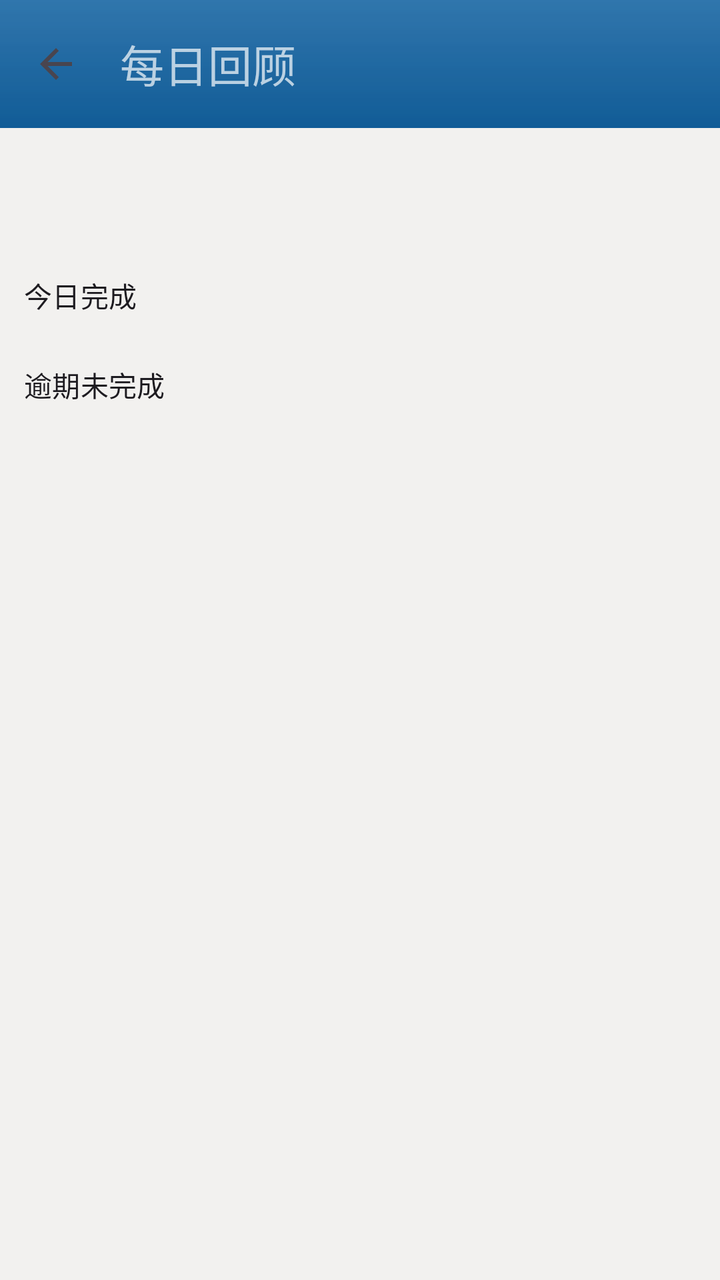
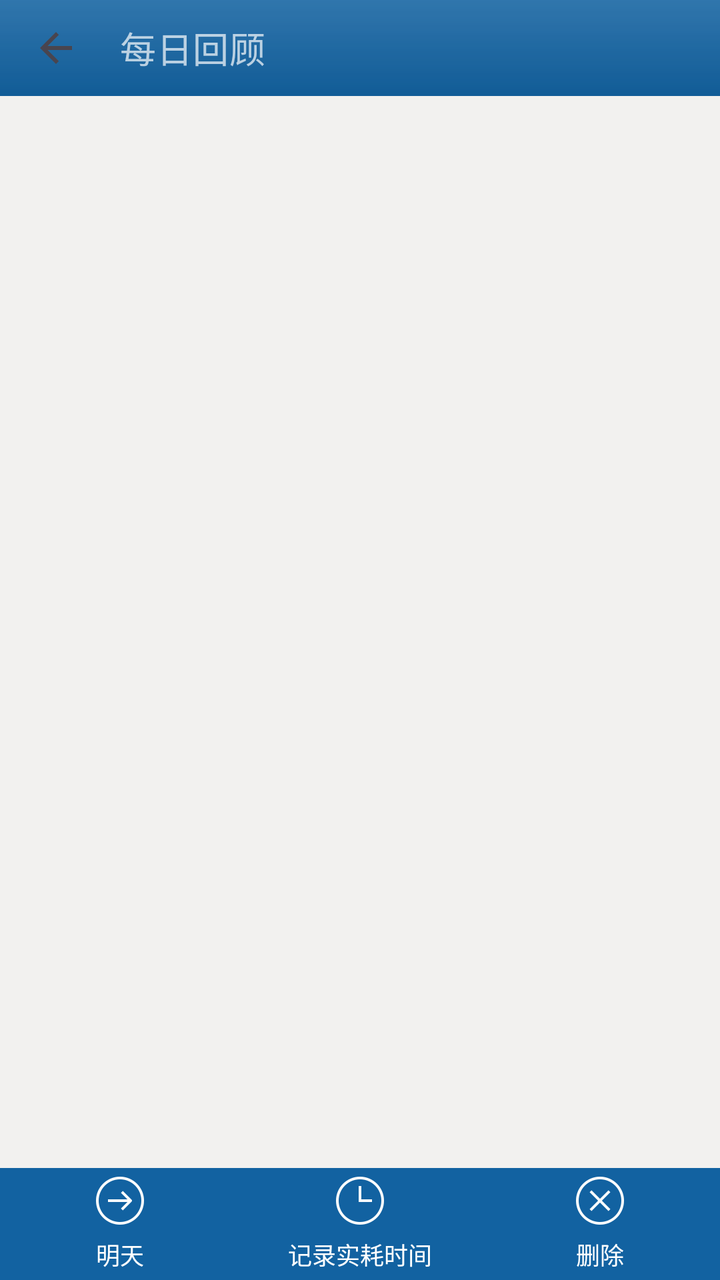

Two renders of the same Android screen: before a commit and after it. Below are the layout's source before the change and the commit's diff.
<!-- AndroidManifest.xml: application theme Theme.DoitClone -->
<!-- res/layout/activity_daily_review.xml -->
<LinearLayout
    xmlns:android="http://schemas.android.com/apk/res/android"
    xmlns:app="http://schemas.android.com/apk/res-auto"
    android:layout_width="match_parent"
    android:layout_height="match_parent"
    android:orientation="vertical">

    <com.google.android.material.appbar.MaterialToolbar
        android:id="@+id/toolbar"
        android:layout_width="match_parent"
        android:layout_height="?attr/actionBarSize"
        android:background="@drawable/actionbar_bg"
        app:navigationIcon="@drawable/ic_arrow_back"
        app:title="@string/daily_review" 
        app:titleTextColor="@color/actionbar_title_text_color"
        app:theme="@style/ToolbarMenuTheme" />

    <androidx.core.widget.NestedScrollView
        android:layout_width="match_parent"
        android:layout_height="match_parent">

        <LinearLayout
            android:layout_width="match_parent"
            android:layout_height="wrap_content"
            android:orientation="vertical">

            <LinearLayout
                android:layout_width="match_parent"
                android:layout_height="wrap_content"
                android:orientation="horizontal"
                android:padding="16dp">

                <TextView
                    android:id="@+id/stat_completed"
                    android:layout_width="0dp"
                    android:layout_weight="1"
                    android:layout_height="wrap_content"
                    android:gravity="center"
                    android:textAppearance="@style/TextAppearance.Material3.TitleLarge"
                    android:textColor="@color/primary" />

                <TextView
                    android:id="@+id/stat_overdue"
                    android:layout_width="0dp"
                    android:layout_weight="1"
                    android:layout_height="wrap_content"
                    android:gravity="center"
                    android:textAppearance="@style/TextAppearance.Material3.TitleLarge"
                    android:textColor="@color/overdue" />
            </LinearLayout>

            <TextView
                android:layout_width="match_parent"
                android:layout_height="wrap_content"
                android:background="@color/group_header_bg"
                android:padding="12dp"
                android:text="@string/daily_review_completed"
                android:textAppearance="@style/TextAppearance.Material3.TitleSmall" />

            <androidx.recyclerview.widget.RecyclerView
                android:id="@+id/list_completed"
                android:layout_width="match_parent"
                android:layout_height="wrap_content"
                android:nestedScrollingEnabled="false" />

            <TextView
                android:layout_width="match_parent"
                android:layout_height="wrap_content"
                android:background="@color/group_header_bg"
                android:padding="12dp"
                android:text="@string/daily_review_overdue"
                android:textAppearance="@style/TextAppearance.Material3.TitleSmall" />

            <androidx.recyclerview.widget.RecyclerView
                android:id="@+id/list_overdue"
                android:layout_width="match_parent"
                android:layout_height="wrap_content"
                android:nestedScrollingEnabled="false" />

            <Space android:layout_width="match_parent" android:layout_height="32dp" />
        </LinearLayout>
    </androidx.core.widget.NestedScrollView>
</LinearLayout>
<!-- resources referenced by this layout -->
<resources>
  <color name="actionbar_title_text_color">#B2FFFFFF</color>
  <color name="group_header_bg">#FFF2F1EF</color>
  <color name="overdue">#FFCB0101</color>
  <color name="primary">#FF1262A1</color>
  <!-- drawable actionbar_bg (drawable) -->
  <?xml version="1.0" encoding="utf-8"?>
  <layer-list xmlns:android="http://schemas.android.com/apk/res/android">
      <item>
          <shape android:shape="rectangle">
              <solid android:color="@color/actionbar_bg" />
          </shape>
      </item>
      <item>
          <shape android:shape="rectangle">
              <gradient android:angle="270" android:startColor="@color/actionbar_bg_top" android:endColor="#00000000" />
          </shape>
      </item>
      <item>
          <shape android:shape="rectangle">
              <gradient android:angle="90" android:startColor="@color/actionbar_bg_bottom" android:endColor="#00000000" />
          </shape>
      </item>
  </layer-list>
  <!-- drawable ic_arrow_back (drawable) -->
  <vector xmlns:android="http://schemas.android.com/apk/res/android"
      android:width="24dp" android:height="24dp"
      android:viewportWidth="24" android:viewportHeight="24"
      android:tint="?attr/colorControlNormal">
      <path android:fillColor="@android:color/white" android:pathData="M20,11H7.83l5.59,-5.59L12,4l-8,8 8,8 1.41,-1.41L7.83,13H20v-2z" />
  </vector>
  <string name="daily_review">每日回顾</string>
  <string name="daily_review_completed">今日完成</string>
  <string name="daily_review_overdue">逾期未完成</string>
  <style name="ToolbarMenuTheme" parent="ThemeOverlay.Material3.Dark">
          <item name="colorControlNormal">#FFFFFFFF</item>
      </style>
  <style name="Theme.DoitClone" parent="Theme.Material3.DayNight.NoActionBar">
          <item name="colorPrimary">@color/actionbar_bg</item>
          <item name="colorOnPrimary">#FFFFFFFF</item>
          <item name="android:colorBackground">@color/home_content_bg</item>
          <item name="android:statusBarColor">@color/actionbar_statusbar</item>
          <item name="android:windowLightStatusBar">false</item>
      </style>
  <color name="actionbar_bg">#FF1262A1</color>
  <color name="actionbar_bg_top">#20FFFFFF</color>
  <color name="actionbar_bg_bottom">#10000000</color>
  <color name="home_content_bg">#FFF2F1EF</color>
  <color name="actionbar_statusbar">#FF0E4F84</color>
</resources>

<!-- the commit's change to res/layout/activity_daily_review.xml (unified diff, before → after) -->
@@ -1,6 +1,5 @@
-<LinearLayout
-    xmlns:android="http://schemas.android.com/apk/res/android"
-    xmlns:app="http://schemas.android.com/apk/res-auto"
+<?xml version="1.0" encoding="utf-8"?>
+<LinearLayout xmlns:android="http://schemas.android.com/apk/res/android"
     android:layout_width="match_parent"
     android:layout_height="match_parent"
     android:orientation="vertical">
@@ -8,76 +7,31 @@
     <com.google.android.material.appbar.MaterialToolbar
         android:id="@+id/toolbar"
         android:layout_width="match_parent"
-        android:layout_height="?attr/actionBarSize"
+        android:layout_height="@dimen/actionbar_height"
         android:background="@drawable/actionbar_bg"
         app:navigationIcon="@drawable/ic_arrow_back"
-        app:title="@string/daily_review" 
+        app:title="@string/daily_review"
+        app:titleTextAppearance="@style/ToolbarTitle.Doit"
         app:titleTextColor="@color/actionbar_title_text_color"
-        app:theme="@style/ToolbarMenuTheme" />
+        app:theme="@style/ToolbarMenuTheme"
+        xmlns:app="http://schemas.android.com/apk/res-auto" />
 
-    <androidx.core.widget.NestedScrollView
+    <androidx.viewpager2.widget.ViewPager2
+        android:id="@+id/viewpager"
         android:layout_width="match_parent"
-        android:layout_height="match_parent">
+        android:layout_height="0dp"
+        android:layout_weight="1" />
 
-        <LinearLayout
-            android:layout_width="match_parent"
-            android:layout_height="wrap_content"
-            android:orientation="vertical">
+    <LinearLayout
+        android:id="@+id/bottombar_wrap"
+        android:gravity="center_vertical"
+        android:orientation="horizontal"
+        android:background="@color/actionbar_bg"
+        android:layout_width="match_parent"
+        android:layout_height="56dp">
 
-            <LinearLayout
-                android:layout_width="match_parent"
-                android:layout_height="wrap_content"
-                android:orientation="horizontal"
-                android:padding="16dp">
-
-                <TextView
-                    android:id="@+id/stat_completed"
-                    android:layout_width="0dp"
-                    android:layout_weight="1"
-                    android:layout_height="wrap_content"
-                    android:gravity="center"
-                    android:textAppearance="@style/TextAppearance.Material3.TitleLarge"
-                    android:textColor="@color/primary" />
-
-                <TextView
-                    android:id="@+id/stat_overdue"
-                    android:layout_width="0dp"
-                    android:layout_weight="1"
-                    android:layout_height="wrap_content"
-                    android:gravity="center"
-                    android:textAppearance="@style/TextAppearance.Material3.TitleLarge"
-                    android:textColor="@color/overdue" />
-            </LinearLayout>
-
-            <TextView
-                android:layout_width="match_parent"
-                android:layout_height="wrap_content"
-                android:background="@color/group_header_bg"
-                android:padding="12dp"
-                android:text="@string/daily_review_completed"
-                android:textAppearance="@style/TextAppearance.Material3.TitleSmall" />
-
-            <androidx.recyclerview.widget.RecyclerView
-                android:id="@+id/list_completed"
-                android:layout_width="match_parent"
-                android:layout_height="wrap_content"
-                android:nestedScrollingEnabled="false" />
-
-            <TextView
-                android:layout_width="match_parent"
-                android:layout_height="wrap_content"
-                android:background="@color/group_header_bg"
-                android:padding="12dp"
-                android:text="@string/daily_review_overdue"
-                android:textAppearance="@style/TextAppearance.Material3.TitleSmall" />
-
-            <androidx.recyclerview.widget.RecyclerView
-                android:id="@+id/list_overdue"
-                android:layout_width="match_parent"
-                android:layout_height="wrap_content"
-                android:nestedScrollingEnabled="false" />
-
-            <Space android:layout_width="match_parent" android:layout_height="32dp" />
-        </LinearLayout>
-    </androidx.core.widget.NestedScrollView>
+        <TextView android:id="@+id/tomorrow_btn" android:text="@string/date_tomorrow" android:drawableTop="@drawable/icon_plan_tomorrow" android:onClick="onTomorrowClick" style="@style/BottomBarButton" />
+        <TextView android:id="@+id/record_time_spent_btn" android:text="@string/record_time_spent" android:drawableTop="@drawable/icon_plan_estimate" android:onClick="onSpentTimeClick" style="@style/BottomBarButton" />
+        <TextView android:id="@+id/delete_btn" android:text="@string/delete" android:drawableTop="@drawable/icon_plan_delete" android:onClick="onDeleteClick" style="@style/BottomBarButton" />
+    </LinearLayout>
 </LinearLayout>
<!-- resource entries referenced after the edit -->
@@ -1,9 +1,7 @@
 <!-- resources referenced by this layout -->
 <resources>
   <color name="actionbar_title_text_color">#B2FFFFFF</color>
-  <color name="group_header_bg">#FFF2F1EF</color>
-  <color name="overdue">#FFCB0101</color>
-  <color name="primary">#FF1262A1</color>
+  <dimen name="actionbar_height">48dp</dimen>
   <!-- drawable actionbar_bg (drawable) -->
   <?xml version="1.0" encoding="utf-8"?>
   <layer-list xmlns:android="http://schemas.android.com/apk/res/android">
@@ -30,11 +28,31 @@
       android:tint="?attr/colorControlNormal">
       <path android:fillColor="@android:color/white" android:pathData="M20,11H7.83l5.59,-5.59L12,4l-8,8 8,8 1.41,-1.41L7.83,13H20v-2z" />
   </vector>
+  <!-- drawable icon_plan_delete: png bitmap (drawable-hdpi, 634 bytes) -->
+  <!-- drawable icon_plan_estimate: png bitmap (drawable-hdpi, 654 bytes) -->
+  <!-- drawable icon_plan_tomorrow: png bitmap (drawable-hdpi, 648 bytes) -->
   <string name="daily_review">每日回顾</string>
-  <string name="daily_review_completed">今日完成</string>
-  <string name="daily_review_overdue">逾期未完成</string>
+  <string name="date_tomorrow">明天</string>
+  <string name="delete">删除</string>
+  <string name="record_time_spent">记录实耗时间</string>
+  <style name="BottomBarButton">
+          <item name="android:textSize">12sp</item>
+          <item name="android:textColor">@android:color/white</item>
+          <item name="android:gravity">center</item>
+          <item name="android:clickable">true</item>
+          <item name="android:layout_width">0dp</item>
+          <item name="android:layout_height">wrap_content</item>
+          <item name="android:includeFontPadding">false</item>
+          <item name="android:drawablePadding">6dp</item>
+          <item name="android:layout_weight">1</item>
+      </style>
   <style name="ToolbarMenuTheme" parent="ThemeOverlay.Material3.Dark">
           <item name="colorControlNormal">#FFFFFFFF</item>
+      </style>
+  <style name="ToolbarTitle.Doit" parent="TextAppearance.Material3.TitleMedium">
+          <item name="android:textSize">18sp</item>
+          <item name="android:textColor">@color/actionbar_title_text_color</item>
+          <item name="android:includeFontPadding">false</item>
       </style>
   <style name="Theme.DoitClone" parent="Theme.Material3.DayNight.NoActionBar">
           <item name="colorPrimary">@color/actionbar_bg</item>
